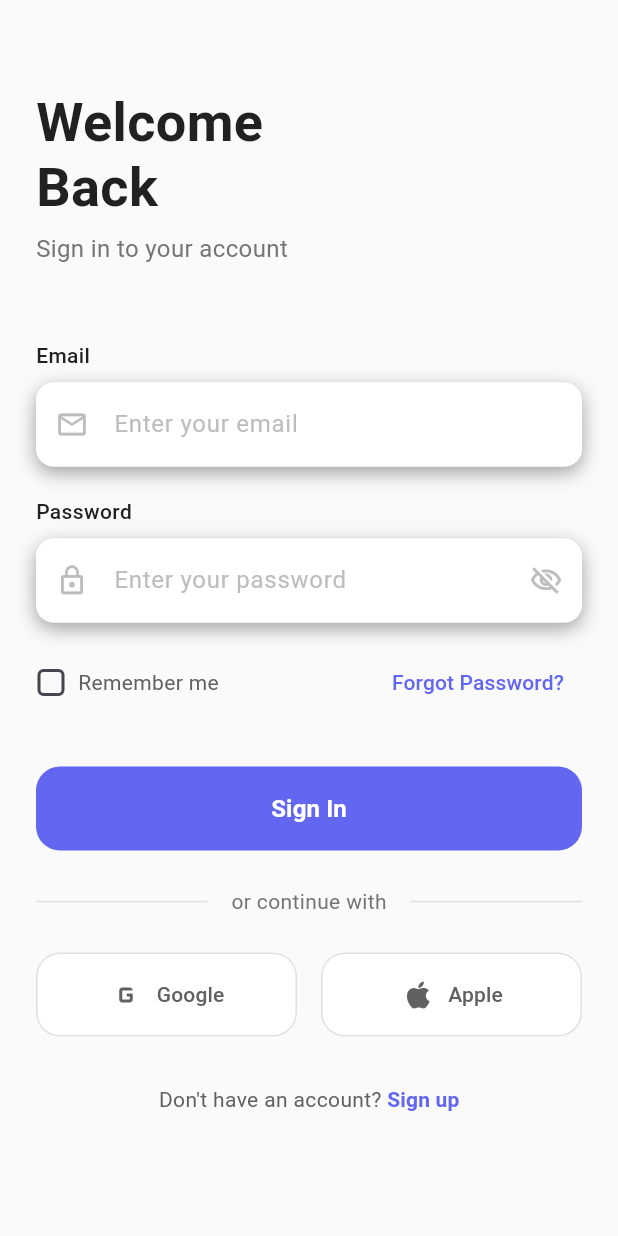
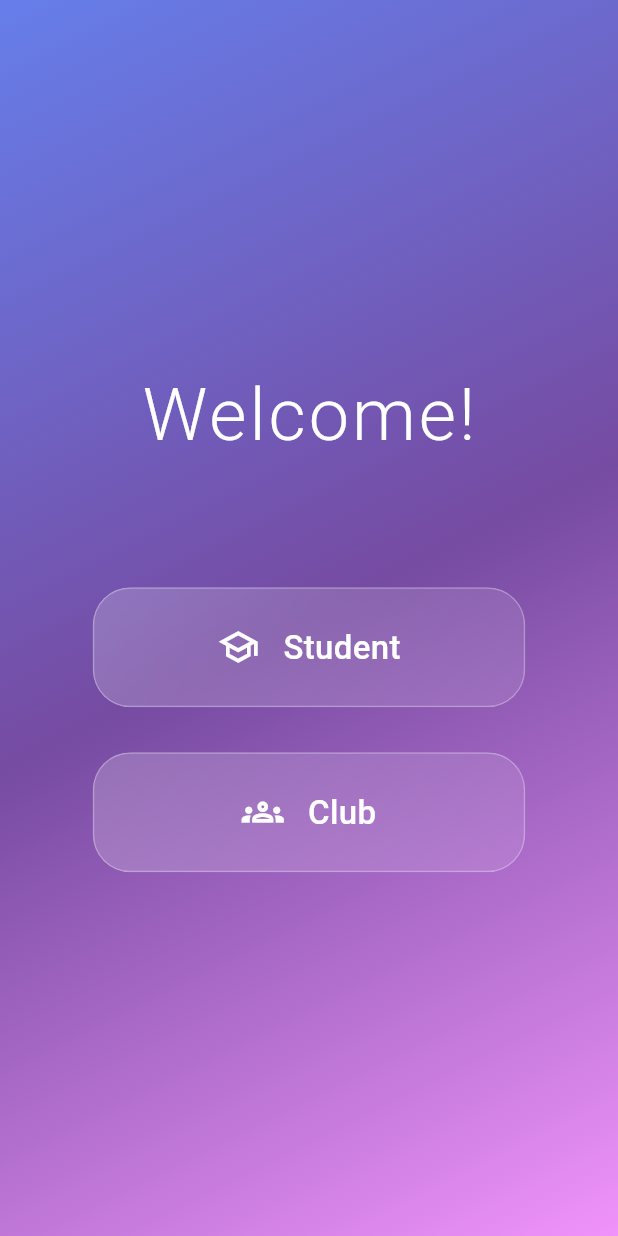
Before and after one commit to chennethelius/centrX, a Flutter app: the LogoutButton widget shown alone on an empty page, opened directly, after a tap on "Logout", on a phone screen of 412 x 824 dp. Run offline on Flutter 3.47's test engine with Material 3 defaults, Android fonts, the phone set to English and light mode, and no system bars; our stand-ins replace cloud_firestore, crystal_navigation_bar, firebase_auth, firebase_core, google_sign_in, iconly; accounts and stored records are empty; generated files the repository leaves out were written again.

Commit message:
feat: club login flow
reworked the login flow to accommodate user/teacher google login and club/admin email-password login

```diff
--- a/flutter_auth/lib/components/logout_button.dart
+++ b/flutter_auth/lib/components/logout_button.dart
@@ -2,7 +2,7 @@ import 'package:flutter/material.dart';
 import 'dart:ui';
 import 'package:flutter_auth/services/auth_service.dart';
 
-import 'package:flutter_auth/pages/login_page.dart';
+import 'package:flutter_auth/login/new_login_page.dart';
 
 class LogoutButton extends StatefulWidget {
   const LogoutButton({super.key});
@@ -48,7 +48,7 @@ class _LogoutButtonState extends State<LogoutButton>
 
     try {
       await AuthService().signOut();
-      Navigator.pushReplacement(context, MaterialPageRoute(builder: (_) => const LoginPage()));
+      Navigator.pushReplacement(context, MaterialPageRoute(builder: (_) => const NewLoginPage()));
     } catch (e) {
       debugPrint('Sign out error: $e');
     } finally {
--- /dev/null
+++ b/flutter_auth/lib/login/new_login_page.dart
@@ -0,0 +1,144 @@
+import 'package:flutter/material.dart';
+import 'dart:ui';
+import 'student_teacher_login.dart';
+import 'club_admin_login.dart';
+
+class NewLoginPage extends StatelessWidget {
+  const NewLoginPage({super.key});
+
+  @override
+  Widget build(BuildContext context) {
+    return Scaffold(
+      body: Container(
+        decoration: const BoxDecoration(
+          gradient: LinearGradient(
+            begin: Alignment.topLeft,
+            end: Alignment.bottomRight,
+            colors: [
+              Color(0xFF667eea),
+              Color(0xFF764ba2),
+              Color(0xFFf093fb),
+            ],
+          ),
+        ),
+        child: SafeArea(
+          child: Center(
+            child: Column(
+              mainAxisAlignment: MainAxisAlignment.center,
+              children: [
+                // App Title
+                Container(
+                  margin: const EdgeInsets.only(bottom: 80),
+                  child: const Text(
+                    'Welcome!',
+                    style: TextStyle(
+                      fontSize: 48,
+                      fontWeight: FontWeight.w300,
+                      color: Colors.white,
+                      letterSpacing: 2,
+                    ),
+                  ),
+                ),
+
+                // Student Option
+                _buildOptionButton(
+                  context: context,
+                  title: 'Student',
+                  icon: Icons.school_outlined,
+                  onTap: () {
+                    Navigator.push(
+                      context,
+                      MaterialPageRoute(
+                        builder: (context) => const StudentTeacherLoginScreen(),
+                      ),
+                    );
+                  },
+                ),
+
+                const SizedBox(height: 30),
+
+                // Club Option
+                _buildOptionButton(
+                  context: context,
+                  title: 'Club',
+                  icon: Icons.groups_outlined,
+                  onTap: () {
+                    Navigator.push(
+                      context,
+                      MaterialPageRoute(
+                        builder: (context) => const ClubAdminLoginScreen(),
+                      ),
+                    );
+                  },
+                ),
+              ],
+            ),
+          ),
+        ),
+      ),
+    );
+  }
+
+  Widget _buildOptionButton({
+    required BuildContext context,
+    required String title,
+    required IconData icon,
+    required VoidCallback onTap,
+  }) {
+    return Container(
+      width: MediaQuery.of(context).size.width * 0.7,
+      height: 80,
+      child: ClipRRect(
+        borderRadius: BorderRadius.circular(25),
+        child: BackdropFilter(
+          filter: ImageFilter.blur(sigmaX: 10, sigmaY: 10),
+          child: Container(
+            decoration: BoxDecoration(
+              gradient: const LinearGradient(
+                begin: Alignment.topLeft,
+                end: Alignment.bottomRight,
+                colors: [
+                  Color.fromRGBO(255, 255, 255, 0.2),
+                  Color.fromRGBO(255, 255, 255, 0.1),
+                ],
+              ),
+              borderRadius: BorderRadius.circular(25),
+              border: Border.all(
+                color: const Color.fromRGBO(255, 255, 255, 0.3),
+                width: 1,
+              ),
+            ),
+            child: Material(
+              color: Colors.transparent,
+              child: InkWell(
+                borderRadius: BorderRadius.circular(25),
+                onTap: onTap,
+                child: Center(
+                  child: Row(
+                    mainAxisAlignment: MainAxisAlignment.center,
+                    children: [
+                      Icon(
+                        icon,
+                        color: Colors.white,
+                        size: 28,
+                      ),
+                      const SizedBox(width: 16),
+                      Text(
+                        title,
+                        style: const TextStyle(
+                          fontSize: 22,
+                          fontWeight: FontWeight.w500,
+                          color: Colors.white,
+                        ),
+                      ),
+                    ],
+                  ),
+                ),
+              ),
+            ),
+          ),
+        ),
+      ),
+    );
+  }
+}
--- a/flutter_auth/lib/main.dart
+++ b/flutter_auth/lib/main.dart
@@ -1,6 +1,7 @@
 import 'package:flutter/material.dart';
-import 'pages/login_page.dart';
+//import 'pages/old_login_page.dart';
 import 'components/app_shell.dart';
+import 'login/new_login_page.dart';
 
 import 'package:flutter_auth/services/auth_service.dart';
 import 'package:firebase_core/firebase_core.dart';
@@ -25,7 +26,7 @@ class MyApp extends StatelessWidget {
       debugShowCheckedModeBanner: false,
       title: 'centrX',
       // if user not logged in, direct to login page, but if user is logged in, go to appshell
-      home: isLoggedIn ? const LoginPage() : const AppShell(),
+      home: isLoggedIn ? const NewLoginPage() : const AppShell(),
 
     );
   }
--- a/flutter_auth/lib/pages/login_page.dart
+++ b/flutter_auth/lib/pages/old_login_page.dart
@@ -1,6 +1,6 @@
 import 'package:flutter/material.dart';
 import 'package:flutter_auth/services/auth_service.dart';
-//import 'package:flutter_auth/pages/home_page.dart';
+import 'package:flutter_auth/components/google_login_button.dart';
 import 'package:flutter_auth/components/app_shell.dart';
 
 class LoginPage extends StatefulWidget {
@@ -165,7 +165,7 @@ class LoginPageState extends State<LoginPage> {
                 Row(
                   children: [
                     Expanded(
-                      child: _buildSocialButton(
+                      child: GoogleLoginButton(
                         icon: Icons.g_mobiledata,
                         label: 'Google',
                         onPressed: () async {
@@ -184,14 +184,6 @@ class LoginPageState extends State<LoginPage> {
                             );
                           }
                         },
-                      ),
-                    ),
-                    const SizedBox(width: 16),
-                    Expanded(
-                      child: _buildSocialButton(
-                        icon: Icons.apple,
-                        label: 'Apple',
-                        onPressed: () {},
                       ),
                     ),
                   ],
@@ -316,43 +308,4 @@ class LoginPageState extends State<LoginPage> {
       ],
     );
   }
-
-  Widget _buildSocialButton({
-    required IconData icon,
-    required String label,
-    required VoidCallback onPressed,
-  }) {
-    return SizedBox(
-      height: 56,
-      child: OutlinedButton(
-        onPressed: onPressed,
-        style: OutlinedButton.styleFrom(
-          backgroundColor: Colors.white,
-          side: BorderSide(color: Colors.grey[300]!),
-          shape: RoundedRectangleBorder(
-            borderRadius: BorderRadius.circular(16),
-          ),
-        ),
-        child: Row(
-          mainAxisAlignment: MainAxisAlignment.center,
-          children: [
-            Icon(
-              icon,
-              color: Colors.grey[700],
-              size: 24,
-            ),
-            const SizedBox(width: 8),
-            Text(
-              label,
-              style: TextStyle(
-                fontSize: 14,
-                fontWeight: FontWeight.w500,
-                color: Colors.grey[700],
-              ),
-            ),
-          ],
-        ),
-      ),
-    );
-  }
 }
```
Also changed, not shown: flutter_auth/lib/components/google_login_button.dart (added, +51 -0 lines), flutter_auth/lib/login/club_admin_login.dart (added, +276 -0 lines), flutter_auth/lib/login/student_teacher_login.dart (added, +158 -0 lines), flutter_auth/lib/pages/club_page.dart (added, +10 -0 lines), flutter_auth/lib/services/auth_service.dart (+44 -0 lines).
